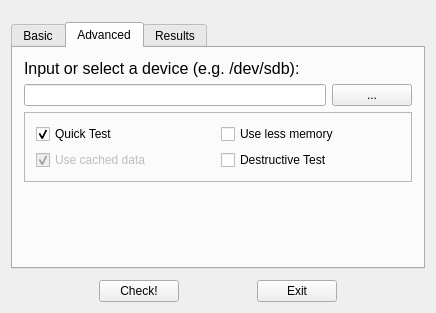
Above: mainwindow.ui from ChickenLegsOz/f3-qt before the change. Below: the same form after it.
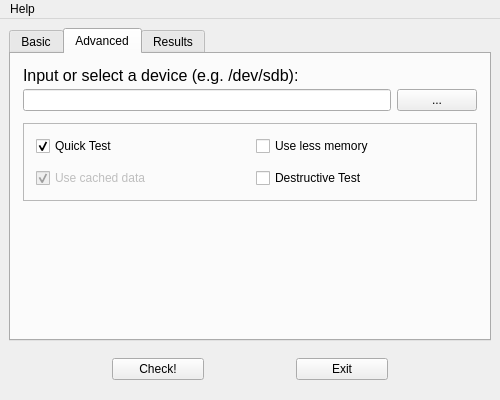
That is the form after the change. The open tabs and pages were chosen to show the change. Icons and pictures are not drawn.

Commit message: Implement menu for Help. Split Help and About into two forms.

```diff
--- a/mainwindow.ui
+++ b/mainwindow.ui
@@ -2,12 +2,46 @@
 <ui version="4.0">
  <class>MainWindow</class>
  <widget class="QMainWindow" name="MainWindow">
+  <action name="actionHelp">
+   <property name="text">
+    <string>Help Contents</string>
+   </property>
+   <property name="toolTip">
+    <string>Open Help Window</string>
+   </property>
+  </action>
+  <action name="actionAbout">
+   <property name="text">
+    <string>About</string>
+   </property>
+   <property name="toolTip">
+    <string>About F3-Qt</string>
+   </property>
+  </action>
+  <widget class="QMenuBar" name="menuBar">
   <property name="geometry">
    <rect>
     <x>0</x>
     <y>0</y>
-    <width>436</width>
-    <height>313</height>
+     <width>500</width>
+     <height>20</height>
+    </rect>
+   </property>
+   <widget class="QMenu" name="menuHelp">
+    <property name="title">
+     <string>Help</string>
+    </property>
+    <addaction name="actionHelp"/>
+    <addaction name="actionAbout"/>
+   </widget>
+   <addaction name="menuHelp"/>
+  </widget>
+  <property name="geometry">
+   <rect>
+    <x>0</x>
+    <y>0</y>
+    <width>500</width>
+    <height>400</height>
    </rect>
   </property>
   <property name="windowTitle">
@@ -20,84 +54,31 @@
   <widget class="QWidget" name="centralWidget">
    <layout class="QVBoxLayout" name="verticalLayout">
     <property name="spacing">
-     <number>0</number>
+     <number>6</number>
     </property>
-    <property name="topMargin">
-     <number>0</number>
-    </property>
-    <property name="bottomMargin">
-     <number>0</number>
-    </property>
-    <item>
-     <widget class="QFrame" name="frameNav">
-      <property name="frameShape">
-       <enum>QFrame::Shape::Panel</enum>
-      </property>
-      <property name="frameShadow">
-       <enum>QFrame::Shadow::Plain</enum>
-      </property>
-      <property name="lineWidth">
-       <number>0</number>
-      </property>
-      <layout class="QHBoxLayout" name="horizontalLayout_3">
-       <property name="spacing">
-        <number>0</number>
+    <property name="sizeConstraint">
+     <enum>QLayout::SetMinimumSize</enum>
        </property>
        <property name="leftMargin">
-        <number>0</number>
+     <number>9</number>
        </property>
        <property name="topMargin">
-        <number>0</number>
+     <number>9</number>
        </property>
        <property name="rightMargin">
-        <number>0</number>
+     <number>9</number>
        </property>
        <property name="bottomMargin">
-        <number>0</number>
-       </property>
-       <item>
-        <spacer name="horizontalSpacer">
-         <property name="orientation">
-          <enum>Qt::Orientation::Horizontal</enum>
-         </property>
-         <property name="sizeHint" stdset="0">
-          <size>
-           <width>295</width>
-           <height>20</height>
-          </size>
-         </property>
-        </spacer>
-       </item>
-       <item>
-        <widget class="QPushButton" name="buttonHelp">
-         <property name="toolTip">
-          <string>Help</string>
-         </property>
-         <property name="statusTip">
-          <string/>
-         </property>
-         <property name="text">
-          <string/>
-         </property>
-         <property name="icon">
-          <iconset theme="QIcon::ThemeIcon::HelpAbout"/>
-         </property>
-         <property name="iconSize">
-          <size>
-           <width>30</width>
-           <height>30</height>
-          </size>
-         </property>
-         <property name="flat">
-          <bool>true</bool>
-         </property>
-        </widget>
-       </item>
-      </layout>
-     </widget>
-    </item>
+     <number>9</number>
+    </property>
     <item>
      <widget class="QTabWidget" name="tabWidget">
+      <property name="sizePolicy">
+       <sizepolicy hsizetype="Expanding" vsizetype="Expanding">
+        <horstretch>0</horstretch>
+        <verstretch>1</verstretch>
+       </sizepolicy>
+      </property>
       <property name="currentIndex">
        <number>2</number>
       </property>
@@ -147,6 +128,39 @@
         <string>Advanced</string>
        </attribute>
        <layout class="QVBoxLayout" name="verticalLayout_3">
+        <property name="spacing">
+         <number>12</number>
+        </property>
+        <property name="leftMargin">
+         <number>12</number>
+        </property>
+        <property name="topMargin">
+         <number>12</number>
+        </property>
+        <property name="rightMargin">
+         <number>12</number>
+        </property>
+        <property name="bottomMargin">
+         <number>12</number>
+        </property>
+        <item>
+         <widget class="QWidget" name="topContainer_2" native="true">
+          <layout class="QVBoxLayout" name="topContainerLayout_2">
+           <property name="spacing">
+            <number>4</number>
+           </property>
+           <property name="leftMargin">
+            <number>0</number>
+           </property>
+           <property name="topMargin">
+            <number>0</number>
+           </property>
+           <property name="rightMargin">
+            <number>0</number>
+           </property>
+           <property name="bottomMargin">
+            <number>0</number>
+           </property>
         <item>
          <widget class="QLabel" name="labelPrompt_2">
           <property name="text">
@@ -168,6 +182,9 @@
           </item>
          </layout>
         </item>
+          </layout>
+         </widget>
+        </item>
         <item>
          <widget class="QFrame" name="frameAdvOption">
           <property name="frameShape">
@@ -177,6 +194,21 @@
            <enum>QFrame::Shadow::Raised</enum>
           </property>
           <layout class="QGridLayout" name="gridLayout">
+           <property name="leftMargin">
+            <number>12</number>
+           </property>
+           <property name="topMargin">
+            <number>12</number>
+           </property>
+           <property name="rightMargin">
+            <number>12</number>
+           </property>
+           <property name="bottomMargin">
+            <number>12</number>
+           </property>
+           <property name="spacing">
+            <number>12</number>
+           </property>
            <item row="0" column="0">
             <widget class="QCheckBox" name="optionQuickTest">
              <property name="text">
```
Left out of the diff: 74 changed lines with no effect on the pictures. Lines whose indentation alone changed are shown as unchanged. The commit also changes 7 other files.
